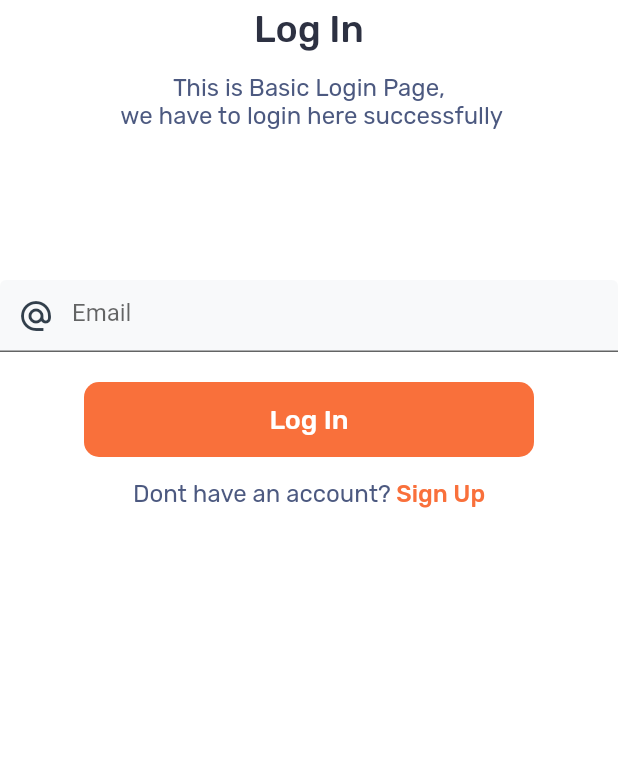
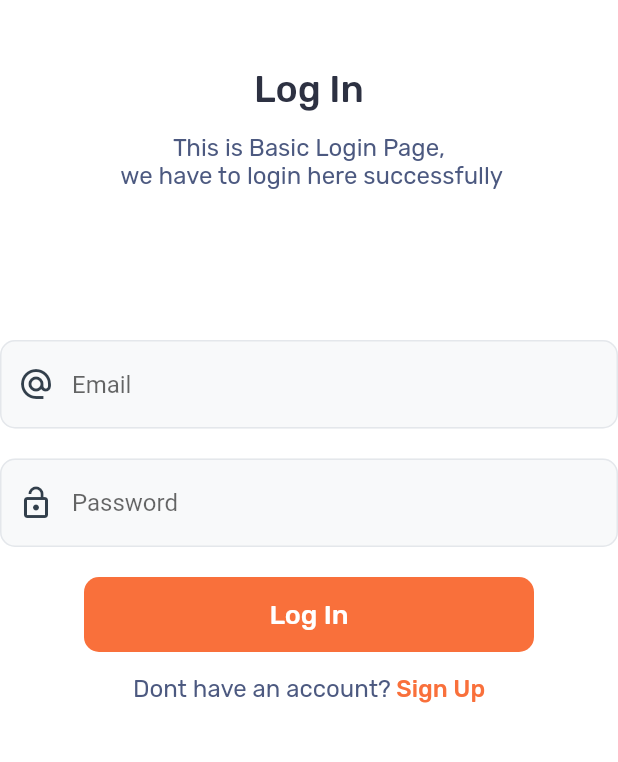
Before and after one commit to atik-sabuj/M-Box-Login-UI-main, a Flutter app: the screen it shows after launch, on a phone screen of 412 x 824 dp, the part 158-920 px from its top. Run offline on Flutter 3.47's test engine with Material 2 defaults, Android fonts, the phone set to English and light mode, and no system bars.

Commit message:
Created password input field

```diff
--- a/lib/main.dart
+++ b/lib/main.dart
@@ -53,6 +53,9 @@ class MyApp extends StatelessWidget {
                     )
                   ],
                 ),
+                const SizedBox(
+                  height: 40,
+                ),
                 const Center(
                   child: Text(
                     'Log In',
@@ -79,20 +82,55 @@ class MyApp extends StatelessWidget {
                   height: 100,
                 ),
                 TextFormField(
-                  decoration: const InputDecoration(
+                  decoration: InputDecoration(
                     hintText: 'Email',
-                    fillColor: Color(0xffF8F9FA),
+                    fillColor: const Color(0xffF8F9FA),
                     filled: true,
-                    prefixIcon: Icon(
+                    prefixIcon: const Icon(
                       Icons.alternate_email,
                       color: Color(0xff323F4B),),
                     focusedBorder: OutlineInputBorder(
-                      borderSide: BorderSide(
+                      borderSide: const BorderSide(
                         color: Color(0xffE4E7EB),
                       ),
+                      borderRadius: BorderRadius.circular(10),
+                    ),
+                    enabledBorder: OutlineInputBorder(
+                      borderSide: const BorderSide(
+                        color: Color(0xffE4E7EB),
+                      ),
+                      borderRadius: BorderRadius.circular(10),
+                    ),
+                  ),
+                  ),
+
+                const SizedBox(
+                  height: 20,
+                ),
+
+                TextFormField(
+                  decoration: InputDecoration(
+                    hintText: 'Password',
+                    fillColor: const Color(0xffF8F9FA),
+                    filled: true,
+                    prefixIcon: const Icon(
+                      Icons.lock_open,
+                      color: Color(0xff323F4B),),
+                    focusedBorder: OutlineInputBorder(
+                      borderSide: const BorderSide(
+                        color: Color(0xffE4E7EB),
+                      ),
+                      borderRadius: BorderRadius.circular(10),
+                    ),
+                    enabledBorder: OutlineInputBorder(
+                      borderSide: const BorderSide(
+                        color: Color(0xffE4E7EB),
+                      ),
+                      borderRadius: BorderRadius.circular(10),
                     ),
                   ),
                 ),
+
                 const SizedBox(
                   height: 20,
                 ),
```
